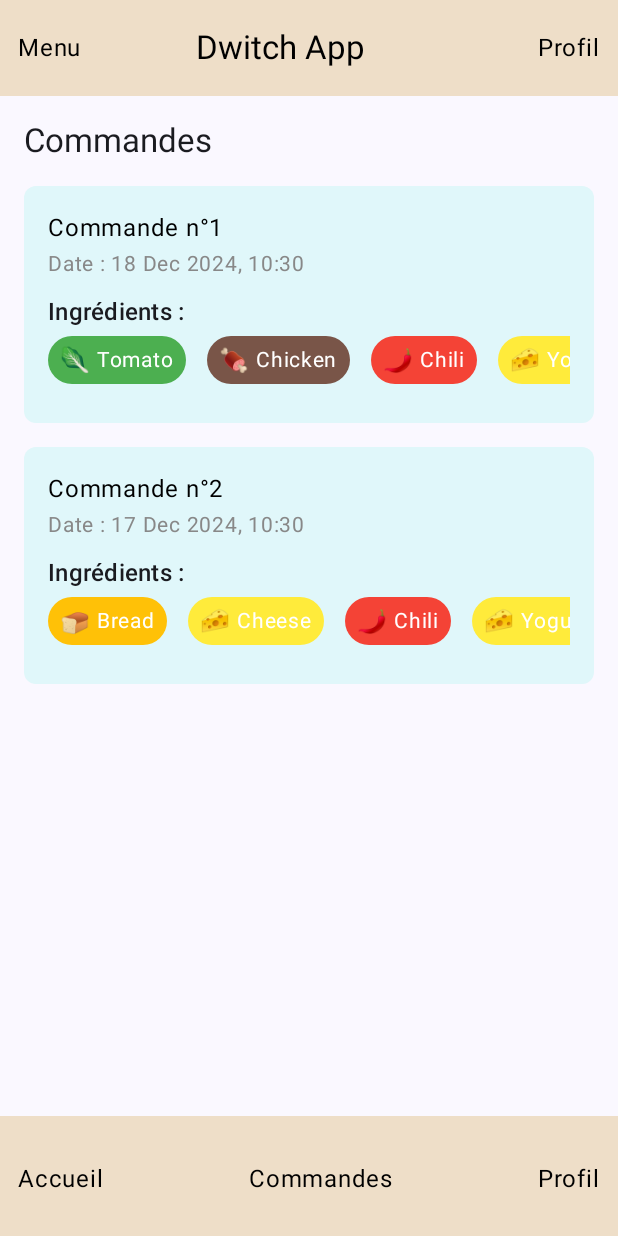
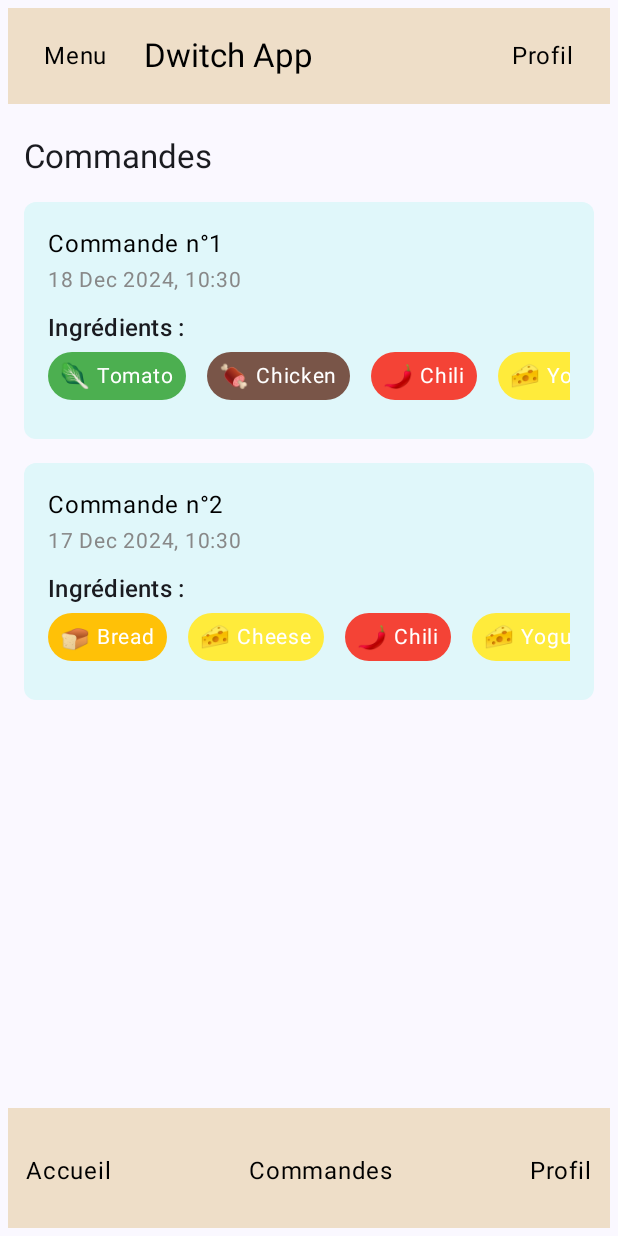
Before and after one commit to Johan8927/Dwitch-App-Jetpack-android-, an Android app built with Jetpack Compose: the @Preview function MainScreenPreview, on a phone screen of 412 x 824 dp. Run offline under Robolectric (Android 15) with nearby library versions, the phone set to English and light mode, and no system bars.

Commit message:
update affichage Order + date

```diff
--- a/app/src/main/java/com/example/dwitchapp/Compenents/OrderList.kt
+++ b/app/src/main/java/com/example/dwitchapp/Compenents/OrderList.kt
@@ -1,5 +1,6 @@
 package com.example.dwitchapp.Compenents
 
+import OrderItem
 import androidx.compose.foundation.layout.Spacer
 import androidx.compose.foundation.layout.fillMaxSize
 import androidx.compose.foundation.layout.height
--- a/app/src/main/java/com/example/dwitchapp/MainActivity.kt
+++ b/app/src/main/java/com/example/dwitchapp/MainActivity.kt
@@ -1,15 +1,10 @@
 package com.example.dwitchapp
 
-import android.os.Bundle
-import androidx.activity.ComponentActivity
-import androidx.activity.compose.setContent
-import androidx.activity.enableEdgeToEdge
-import androidx.compose.foundation.background
+import OrderItem
 import androidx.compose.foundation.layout.*
 import androidx.compose.foundation.lazy.LazyColumn
 import androidx.compose.foundation.lazy.LazyRow
 import androidx.compose.foundation.lazy.items
-import androidx.compose.foundation.shape.RoundedCornerShape
 import androidx.compose.material3.*
 import androidx.compose.runtime.*
 import androidx.compose.ui.Alignment
@@ -17,11 +12,8 @@ import androidx.compose.ui.Modifier
 import androidx.compose.ui.graphics.Color
 import androidx.compose.ui.tooling.preview.Preview
 import androidx.compose.ui.unit.dp
-import androidx.compose.ui.unit.sp
 import com.example.dwitchapp.models.*
 import com.example.dwitchapp.ui.theme.DwitchAppTheme
-import java.time.LocalDateTime
-import java.time.format.DateTimeFormatter
 
 @OptIn(ExperimentalMaterial3Api::class)
 @Composable
@@ -34,9 +26,23 @@ fun MainScreen() {
     Scaffold(
         topBar = {
             TopAppBar(
-                title = { Text("            Dwitch App", color = Color.Black) },
-                navigationIcon = { Text("Menu", color = Color.Black, modifier = Modifier.padding(8.dp)) },
-                actions = { Text("Profil", color = Color.Black, modifier = Modifier.padding(8.dp)) },
+                title = { Text("Dwitch App", color = Color.Black) },
+                modifier = Modifier.padding(5.dp),
+                navigationIcon = {
+                    Text(
+                        "Menu",
+                        color = Color.Black,
+                        modifier = Modifier.padding(20.dp)
+                    )
+                },
+                actions = {
+                    Text(
+                        "Profil",
+                        color = Color.Black,
+                        modifier = Modifier.padding(20.dp)
+                    )
+
+                },
                 colors = TopAppBarDefaults.topAppBarColors(
                     containerColor = appBarColor
                 )
@@ -66,9 +72,12 @@ fun MainScreen() {
             }
         },
         bottomBar = {
+
             BottomAppBar(
+                modifier = Modifier.padding(5.dp),
                 containerColor = appBarColor,
                 contentColor = Color.Black
+
             ) {
                 Text("Accueil", modifier = Modifier.padding(8.dp))
                 Spacer(modifier = Modifier.weight(1f))
@@ -80,58 +89,6 @@ fun MainScreen() {
     )
 }
 
-@Composable
-fun OrderItem(order: Order) {
-    // Formatage de la date
-    val formatter = DateTimeFormatter.ofPattern("dd MMM yyyy, HH:mm")
-    val formattedDate = order.date.format(formatter) ?: "Date inconnue"
-
-    Column(
-        modifier = Modifier
-            .fillMaxWidth()
-            .background(color = Color(0xFFE0F7FA), shape = RoundedCornerShape(8.dp))
-            .padding(16.dp)
-    ) {
-        Text("Commande n°${order.id}", color = Color.Black, fontSize = 16.sp)
-        Text("Date : $formattedDate", color = Color.Gray, fontSize = 14.sp)
-
-        Spacer(modifier = Modifier.height(8.dp))
-
-        Text("Ingrédients :", style = MaterialTheme.typography.titleMedium)
-        Spacer(modifier = Modifier.height(4.dp))
-
-        // Affichage des ingrédients
-        LazyRow(
-            modifier = Modifier.fillMaxWidth(),
-            horizontalArrangement = Arrangement.spacedBy(6.dp)
-        ) {
-            items(order.ingredients ?: emptyList()) { ingredient ->
-                IngredientChip(ingredient)
-            }
-        }
-        // Ajout d'un espacement sous les ingrédients
-        Spacer(modifier = Modifier.height(10.dp))
-    }
-}
-
-@Composable
-fun IngredientChip(ingredient: Ingredient) {
-    val type = ingredient.kind?.toIngredientType() ?: IngredientType.VEGETABLE
-
-    Row(
-        modifier = Modifier
-            .padding(end = 8.dp)
-            .background(color = type.color, shape = RoundedCornerShape(50))
-            .padding(horizontal = 8.dp, vertical = 4.dp),
-        verticalAlignment = Alignment.CenterVertically
-    ) {
-        Text(type.emoji, fontSize = 16.sp)
-        Spacer(modifier = Modifier.width(4.dp))
-        Text(ingredient.name ?: "Ingrédient", color = Color.White, fontSize = 14.sp)
-
-    }
-}
-
 @Preview(showBackground = true)
 @Composable
 fun MainScreenPreview() {
```
Also changed, not shown: app/src/main/java/com/example/dwitchapp/Compenents/OrderItem.kt (+36 -37 lines).
